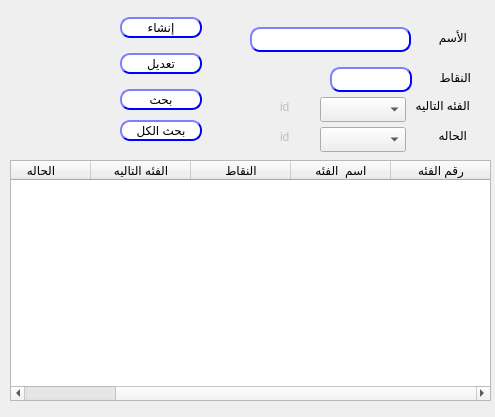
Old version of the form presentation/loyalty_ui/createModifyCustTp.ui in the repository shymaa123456/HyperPOS2020.
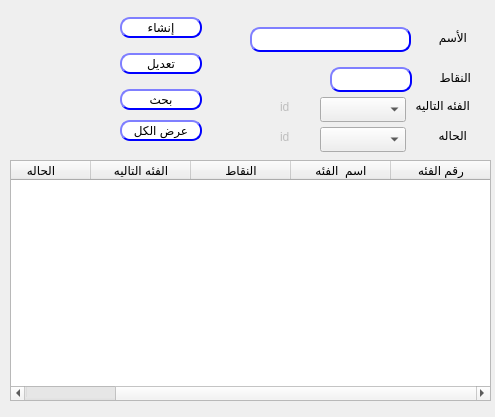
New version of the form.

What changed in the file:
```diff
--- a/presentation/loyalty_ui/createModifyCustTp.ui
+++ b/presentation/loyalty_ui/createModifyCustTp.ui
@@ -396,7 +396,7 @@
                                     </string>
    </property>
    <property name="text">
-    <string>بحث الكل</string>
+    <string>عرض الكل</string>
    </property>
   </widget>
  </widget>
```
